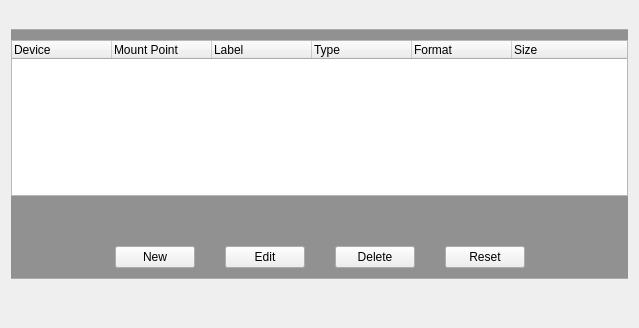
Before: the Qt Designer form yali/gui/Ui/manualpartwidget.ui in dadas45li/yali, drawn with Qt 5.
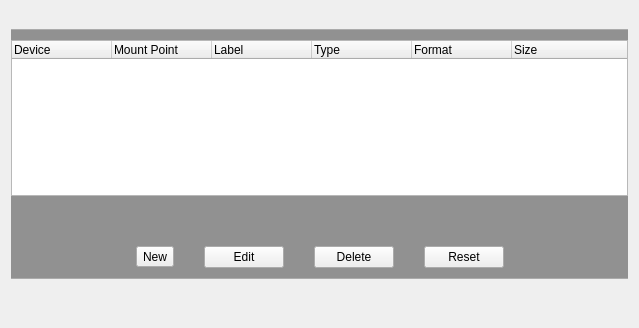
After: the same form once the commit is applied.

Patch:
```diff
--- a/yali/gui/Ui/manualpartwidget.ui
+++ b/yali/gui/Ui/manualpartwidget.ui
@@ -170,7 +170,7 @@
              </spacer>
             </item>
             <item>
-             <widget class="QPushButton" name="newButton">
+             <widget class="QToolButton" name="newButton">
               <property name="text">
                <string>New</string>
               </property>
```
